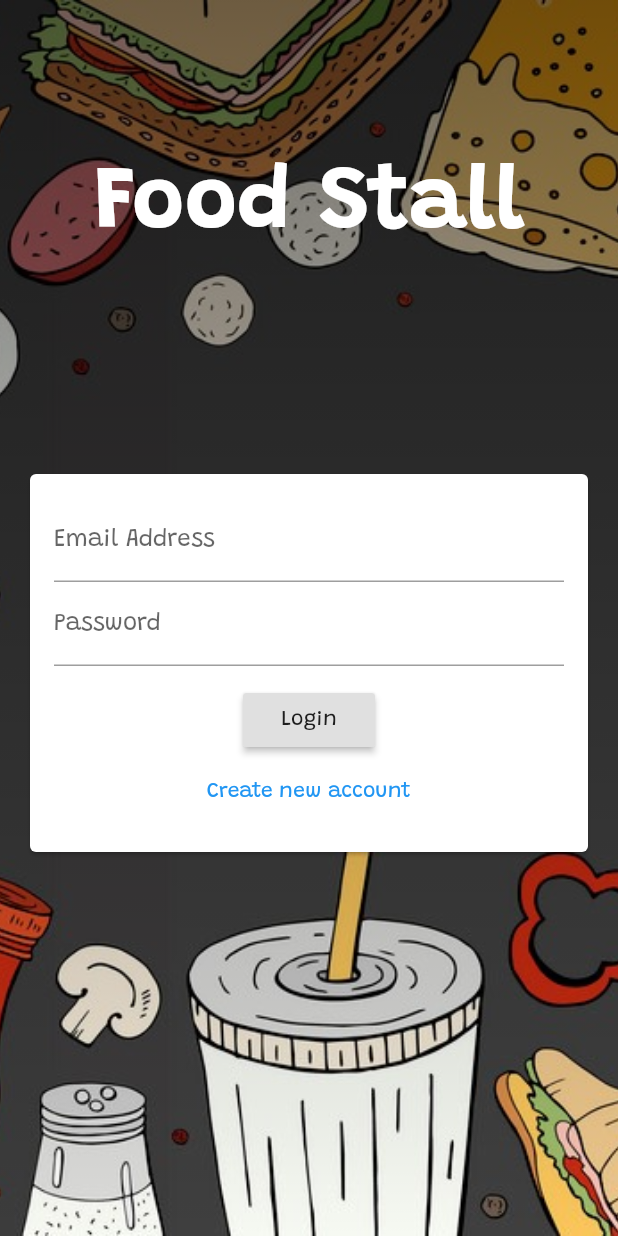
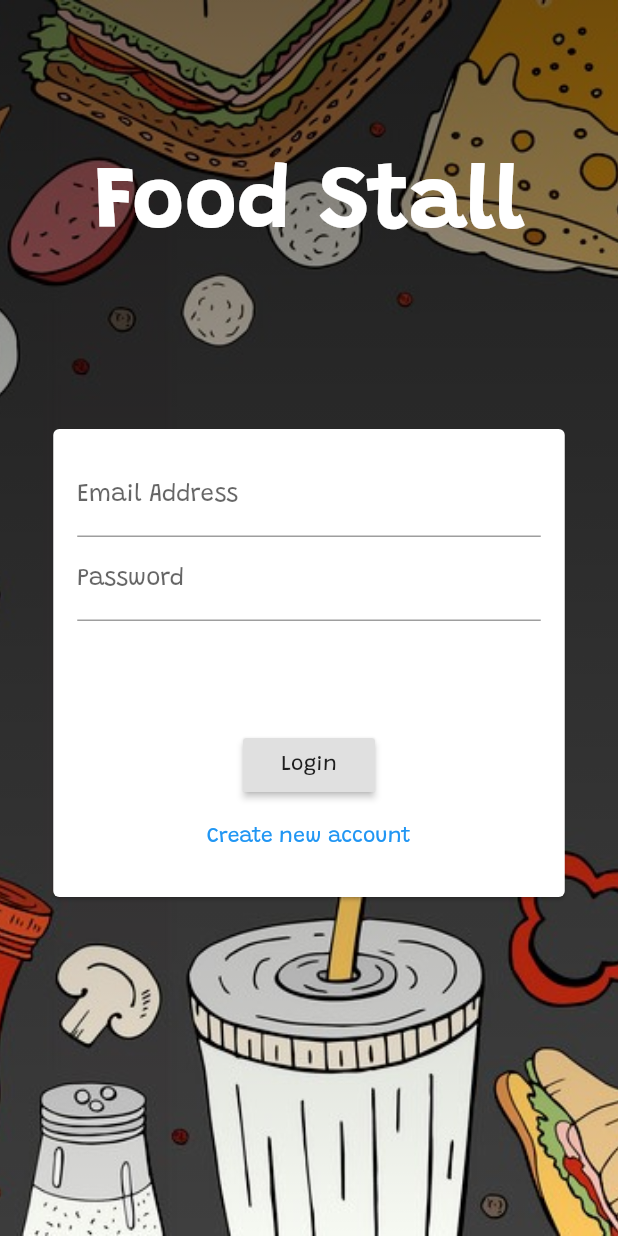
Before and after one commit to dung-ly-047/flutter-food-app-demo, a Flutter app: the screen it shows after launch, on a phone screen of 412 x 824 dp. Run offline on Flutter 3.47's test engine with Material 2 defaults, Android fonts, the light colour scheme and no system bars; our stand-ins replace cloud_firestore, firebase_auth, firebase_core; missing offline and left inert: dart:ffi; accounts and stored records are empty.

Commit message:
add auth animation

```diff
--- a/lib/screens/auth_screen.dart
+++ b/lib/screens/auth_screen.dart
@@ -103,7 +103,7 @@ class _AuthScreenState extends State<AuthScreen> {
                 children: [
                   Flexible(
                     fit: FlexFit.loose,
-                    child: Text(
+                    child: const Text(
                       'Food Stall',
                       style: TextStyle(
                         fontSize: 60,
--- a/lib/screens/cart_screen.dart
+++ b/lib/screens/cart_screen.dart
@@ -29,7 +29,6 @@ class _CartScreenState extends State<CartScreen> {
       snapshot.docs.forEach((element) {
         totalPrice += element['price'] * element['quantity'];
       });
-      print(totalPrice);
       setState(() {
         _totalPrice = totalPrice;
       });
@@ -59,7 +58,7 @@ class _CartScreenState extends State<CartScreen> {
                 child: Row(
                   mainAxisAlignment: MainAxisAlignment.spaceBetween,
                   children: [
-                    Text(
+                    const Text(
                       'Total',
                       style: TextStyle(
                         fontSize: 20,
@@ -81,7 +80,7 @@ class _CartScreenState extends State<CartScreen> {
                     FlatButton(
                       textColor: Colors.blue,
                       onPressed: () {},
-                      child: Text('Order Now'),
+                      child: const Text('Order Now'),
                     )
                   ],
                 ),
--- a/lib/screens/food_edit_screen.dart
+++ b/lib/screens/food_edit_screen.dart
@@ -17,12 +17,6 @@ class _FoodEditScreenState extends State<FoodEditScreen> {
       child: Scaffold(
           appBar: AppBar(
             title: Text('Edit Food'),
-            actions: [
-              IconButton(
-                icon: Icon(Icons.check),
-                onPressed: null,
-              ),
-            ],
           ),
           body: FutureBuilder(
             future: FirebaseFirestore.instance.collection('food').get(),
--- a/lib/widgets/auth_form.dart
+++ b/lib/widgets/auth_form.dart
@@ -1,3 +1,5 @@
+import 'dart:ffi';
+
 import 'package:flutter/material.dart';
 
 class AuthForm extends StatefulWidget {
@@ -15,7 +17,8 @@ class AuthForm extends StatefulWidget {
   _AuthFormState createState() => _AuthFormState();
 }
 
-class _AuthFormState extends State<AuthForm> {
+class _AuthFormState extends State<AuthForm>
+    with SingleTickerProviderStateMixin {
   final _formKey = GlobalKey<FormState>();
 
   var _isLogin = true;
@@ -45,6 +48,10 @@ class _AuthFormState extends State<AuthForm> {
         child: SingleChildScrollView(
           child: Padding(
             padding: EdgeInsets.all(16),
+            child: AnimatedContainer(
+              duration: Duration(milliseconds: 300),
+              height: !_isLogin ? 320 : 280,
+              width: MediaQuery.of(context).size.width * 0.75,
               child: Form(
                 key: _formKey,
                 child: Column(
@@ -95,9 +102,7 @@ class _AuthFormState extends State<AuthForm> {
                         _userPassword = value;
                       },
                     ),
-                  SizedBox(
-                    height: 12,
-                  ),
+                    Spacer(),
                     if (widget.isLoading) CircularProgressIndicator(),
                     if (!widget.isLoading)
                       RaisedButton(
@@ -123,6 +128,7 @@ class _AuthFormState extends State<AuthForm> {
             ),
           ),
         ),
+      ),
     );
   }
 }
```
Lines whose indentation alone changed are shown as unchanged.
